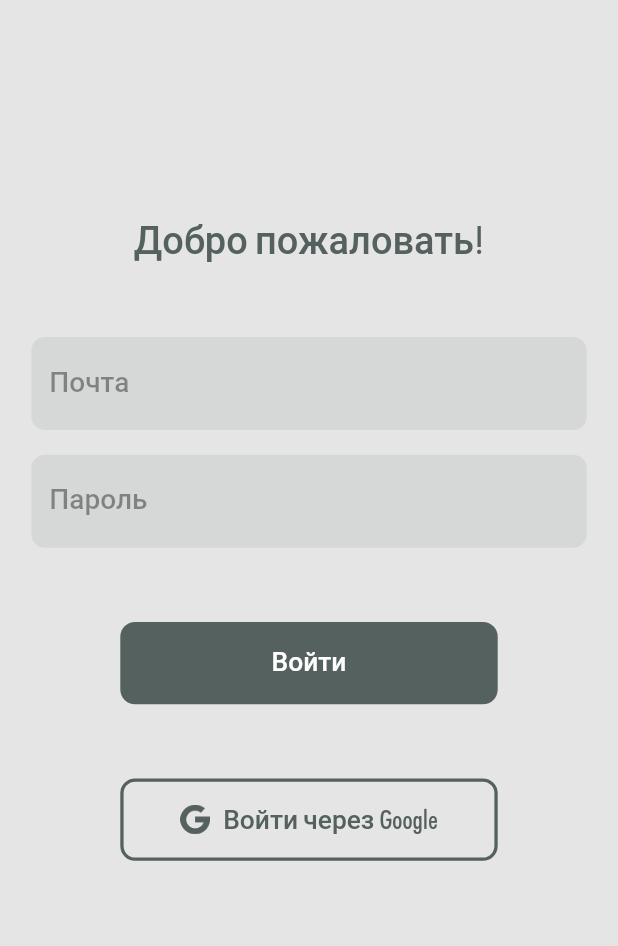
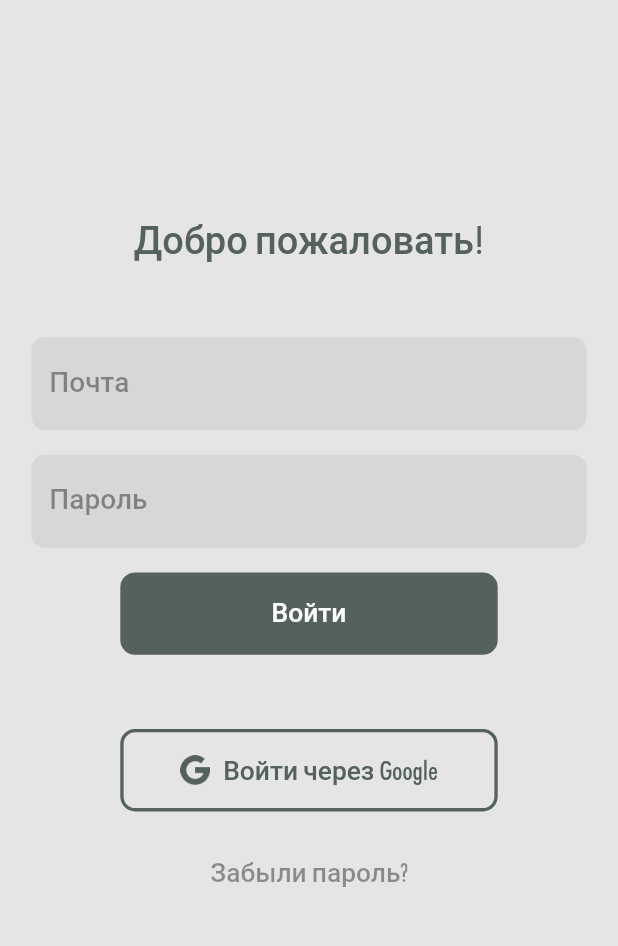
Before and after one commit to dbystruev/Get-Outfit, a Flutter app: the screen it shows after launch, on a phone screen of 412 x 824 dp, the part 91-1037 px from its top. Run offline on Flutter 3.47's test engine with Material 2 defaults, Android fonts, the phone set to English and light mode, and no system bars.

```diff
--- a/lib/screens/login.dart
+++ b/lib/screens/login.dart
@@ -24,13 +24,14 @@ class _LoginScreenState extends State<LoginScreen> with Scale {
 
   @override
   Widget build(BuildContext context) {
-    final double scale = getScale(context, height: 660);
+    print('DEBUG in lib/screens/login.dart line 27: _LoginScreenState.build');
+    final double scale = getScale(context, height: 512);
     WidgetsBinding.instance.addPostFrameCallback((timeStamp) {
       final double height =
           (sizingKey.currentContext?.findRenderObject() as RenderBox)
               .size
               .height;
-      print('DEBUG in lib/screens/login.dart line 33: height = $height');
+      print('DEBUG in lib/screens/login.dart line 34: height = $height');
     });
     return Scaffold(
       body: SafeArea(
@@ -39,9 +40,13 @@ class _LoginScreenState extends State<LoginScreen> with Scale {
             child: ListView(
               children: <Widget>[
                 LogoWidget(fontSize: 32 * scale),
-                SizedBox(height: 132 * scale),
+                SizedBox(
+                    height: (isHorizontal(context) && scale < 1 ? 15 : 132) *
+                        scale),
                 TitleWidget('Добро пожаловать!', fontSize: 23 * scale),
-                SizedBox(height: 45 * scale),
+                SizedBox(
+                    height:
+                        (isHorizontal(context) && scale < 1 ? 15 : 45) * scale),
                 FormWidget(
                   controller: emailController,
                   fontSize: 17 * scale,
@@ -54,12 +59,13 @@ class _LoginScreenState extends State<LoginScreen> with Scale {
                   labelText: 'Пароль',
                   obscureText: true,
                 ),
-                SizedBox(height: 45 * scale),
+                SizedBox(height: 15 * scale),
                 ButtonWidget(
                   'Войти',
                   buttonColor: Color(0xFF54615F),
                   onPressed: () {
-                    print('DEBUG in lib/screens/login.dart line 62: e-mail selected');
+                    print(
+                        'DEBUG in lib/screens/login.dart line 62: e-mail selected');
                     Navigator.push(
                       context,
                       MaterialPageRoute(
@@ -70,13 +76,16 @@ class _LoginScreenState extends State<LoginScreen> with Scale {
                   scale: scale,
                   textColor: Colors.white,
                 ),
-                SizedBox(height: 45 * scale),
+                SizedBox(
+                    height:
+                        (isHorizontal(context) && scale < 1 ? 15 : 45) * scale),
                 ButtonWidget(
                   'Войти через Google',
                   borderColor: Color(0xFF54615F),
                   imageName: 'assets/images/g.png',
                   onPressed: () {
-                    print('DEBUG in lib/screens/login.dart line 79: google selected');
+                    print(
+                        'DEBUG in lib/screens/login.dart line 79: google selected');
                     Navigator.push(
                       context,
                       MaterialPageRoute(
@@ -87,6 +96,24 @@ class _LoginScreenState extends State<LoginScreen> with Scale {
                   scale: scale,
                   textColor: Color(0xFF54615F),
                 ),
+                SizedBox(height: 15 * scale),
+                FlatButton(
+                  onPressed: () {
+                    print(
+                        'DEBUG in lib/screens/login.dart line 105: forgot password');
+                    Navigator.pop(context);
+                  },
+                  child: Text(
+                    'Забыли пароль?',
+                    style: TextStyle(
+                      color: const Color.fromARGB(102, 0, 0, 0),
+                      fontFamily: 'FuturaMediumC',
+                      fontSize: 16 * scale,
+                      fontWeight: FontWeight.w500,
+                    ),
+                    textAlign: TextAlign.center,
+                  ),
+                )
               ],
             ),
             key: sizingKey,
```
Also changed, not shown: lib/screens/gender.dart (+9 -5 lines), lib/screens/launch.dart (+10 -2 lines), 3 other files.
